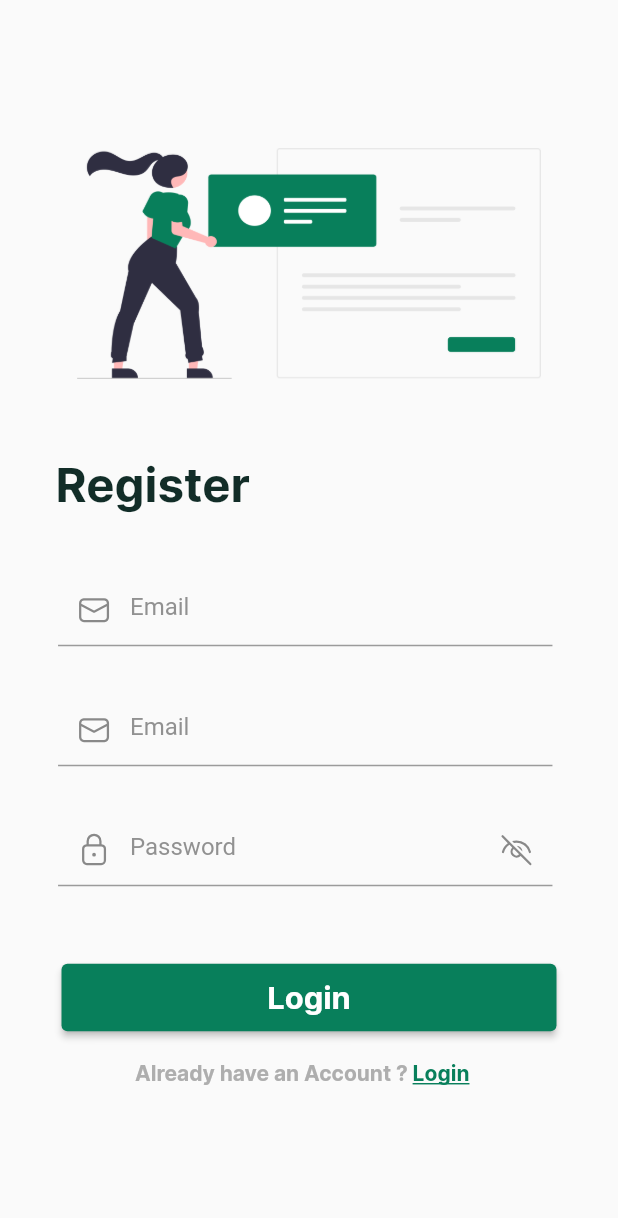
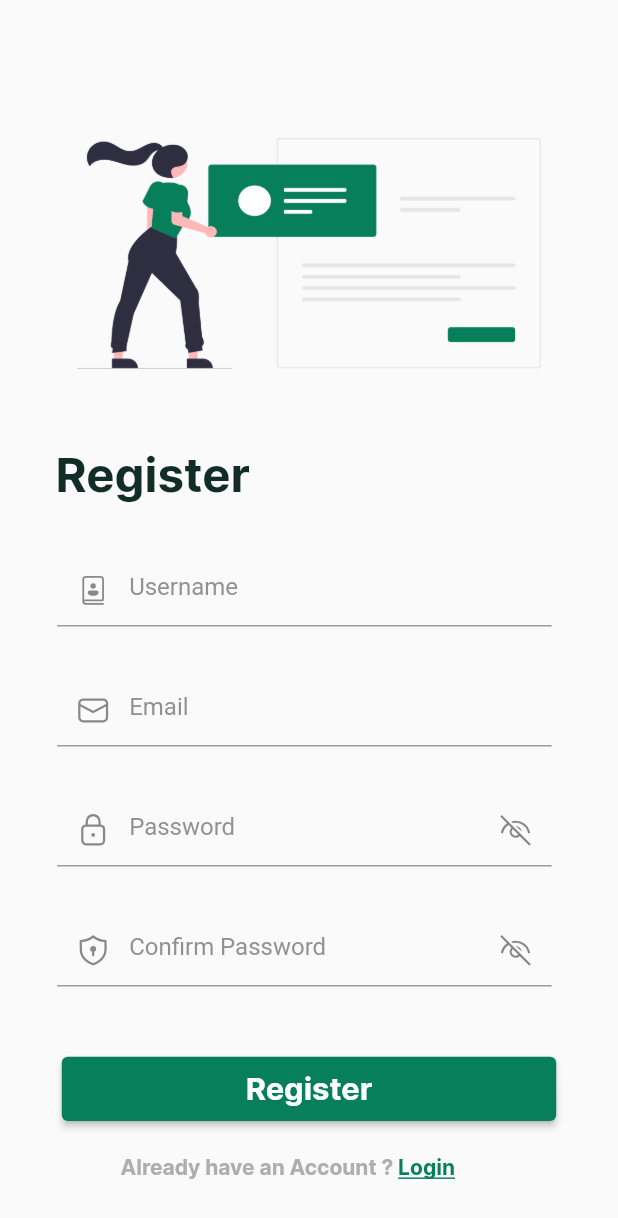
Before and after one commit to ZoeMohamed/Jofinance, a Flutter app: the screen it shows after launch, after a tap on "Register", on a phone screen of 412 x 824 dp. Shown: the top 1218 px of the screen. Run offline on Flutter 3.47's test engine with Material 2 defaults, Android fonts, the phone set to English and light mode, and no system bars; our stand-ins replace cloud_firestore, firebase_auth, firebase_core, fluentui_system_icons, flutter_spinkit, google_sign_in and 1 more; accounts and stored records are empty; network calls fail.

Commit message:
finishing register UI

```diff
--- a/lib/main.dart
+++ b/lib/main.dart
@@ -1,5 +1,6 @@
 import 'package:flutter/material.dart';
 import 'package:flutter/services.dart';
+import 'package:jofinance/utils/services/email_auth_service.dart';
 import 'package:jofinance/utils/services/google_auth_service.dart';
 import 'package:jofinance/modules/transition/auth_transition.dart';
 import 'package:provider/provider.dart';
@@ -22,8 +23,14 @@ class MyApp extends StatelessWidget {
           statusBarColor: Colors.black,
         ),
         child: Sizer(builder: (context, orientation, devicetype) {
-          return ChangeNotifierProvider(
-            create: (context) => GoogleauthService(),
+          return MultiProvider(
+            providers: [
+              ChangeNotifierProvider<EmailAuthService>(
+                  create: (context) => EmailAuthService()),
+              ChangeNotifierProvider<GoogleauthService>(
+                create: (context) => GoogleauthService(),
+              ),
+            ],
             child: const MaterialApp(
                 debugShowCheckedModeBanner: false, home: TransitionPage()),
           );
--- a/lib/modules/login/models/user_login.dart
+++ b/lib/modules/login/models/user_login.dart
@@ -2,6 +2,6 @@ class Userauth {
   final String bio;
   Userauth({required this.bio});
   static Userauth fromJson(Map<String, dynamic> json) {
-    return Userauth(bio: json['user_id']);
+    return Userauth(bio: json['username']);
   }
 }
--- a/lib/modules/login/screens/login.dart
+++ b/lib/modules/login/screens/login.dart
@@ -1,9 +1,7 @@
 import 'dart:developer';
-
 import 'package:firebase_auth/firebase_auth.dart';
 import 'package:flutter/material.dart';
 import 'package:jofinance/utils/services/google_auth_service.dart';
-import 'package:jofinance/modules/dashboard/screens/main_page.dart';
 import 'package:jofinance/modules/register/screens/register.dart';
 import 'package:sizer/sizer.dart';
 import 'package:fluentui_system_icons/fluentui_system_icons.dart';
@@ -132,7 +130,7 @@ class _LoginPageState extends State<LoginPage> {
                 width: 330,
                 child: ElevatedButton(
                     onPressed: () async {
-                      setState(() {});
+                      setState(() {
                         try {
                           final credential = FirebaseAuth.instance
                               .signInWithEmailAndPassword(
@@ -143,6 +141,7 @@ class _LoginPageState extends State<LoginPage> {
                           if (e == 'user-not-found') {
                           } else if (e == 'wrong-password') {}
                         }
+                      });
                     },
                     child: Text(
                       "Login",
--- a/lib/modules/register/screens/register.dart
+++ b/lib/modules/register/screens/register.dart
@@ -1,4 +1,7 @@
 import 'package:flutter/material.dart';
+import 'package:jofinance/modules/login/screens/login.dart';
+import 'package:jofinance/utils/services/email_auth_service.dart';
+import 'package:provider/provider.dart';
 import 'package:sizer/sizer.dart';
 import 'package:fluentui_system_icons/fluentui_system_icons.dart';
 
@@ -11,13 +14,17 @@ class RegisterPage extends StatefulWidget {
 
 class _RegisterPageState extends State<RegisterPage> {
   bool? _passwordvisible;
+  bool? _passconfirmvisible;
   // Form controller
   final _emailcontroller = TextEditingController();
   final _passwordcontroller = TextEditingController();
+  final _usernamecontroller = TextEditingController();
+  final _passconfirmcontroller = TextEditingController();
 
   @override
   void initState() {
     _passwordvisible = false;
+    _passconfirmvisible = false;
     super.initState();
   }
 
@@ -25,18 +32,22 @@ class _RegisterPageState extends State<RegisterPage> {
   void dispose() {
     _emailcontroller.dispose();
     _passwordcontroller.dispose();
+    _usernamecontroller.dispose();
+    _passconfirmcontroller.dispose();
     super.dispose();
   }
 
   @override
   Widget build(BuildContext context) {
     return Scaffold(
-      body: SingleChildScrollView(
-          physics: ClampingScrollPhysics(),
+      body: GestureDetector(
+        onTap: () => FocusManager.instance.primaryFocus?.unfocus(),
+        child: SingleChildScrollView(
+            physics: const ClampingScrollPhysics(),
             child: Column(
               children: [
                 SizedBox(
-                height: 12.h,
+                  height: 11.2.h,
                 ),
                 Image.asset(
                   "assets/appImages/register_ilust.png",
@@ -58,11 +69,30 @@ class _RegisterPageState extends State<RegisterPage> {
                               color: const Color.fromRGBO(18, 45, 40, 1)),
                         ))),
                 SizedBox(
-                height: 5.h,
+                  height: 4.2.h,
                 ),
                 Wrap(children: [
                   Padding(
-                  padding: EdgeInsets.only(right: 5),
+                    padding: EdgeInsets.only(right: 1.5.w),
+                    child: ConstrainedBox(
+                      constraints: BoxConstraints.tight(Size(80.w, 80)),
+                      child: TextFormField(
+                        textInputAction: TextInputAction.next,
+                        controller: _usernamecontroller,
+                        decoration: const InputDecoration(
+                            focusedBorder: UnderlineInputBorder(
+                                borderSide: BorderSide(
+                                    color: Color.fromRGBO(8, 127, 91, 1))),
+                            prefixIcon:
+                                Icon(FluentIcons.book_contacts_20_regular),
+                            hintText: "Username",
+                            hintStyle: TextStyle(
+                                color: Color.fromRGBO(119, 119, 119, 0.8))),
+                      ),
+                    ),
+                  ),
+                  Padding(
+                    padding: EdgeInsets.only(right: 1.5.w),
                     child: ConstrainedBox(
                       constraints: BoxConstraints.tight(Size(80.w, 80)),
                       child: TextFormField(
@@ -79,32 +109,16 @@ class _RegisterPageState extends State<RegisterPage> {
                     ),
                   ),
                   Padding(
-                  padding: EdgeInsets.only(right: 5),
+                    padding: EdgeInsets.only(right: 1.5.w),
                     child: ConstrainedBox(
                       constraints: BoxConstraints.tight(Size(80.w, 80)),
                       child: TextFormField(
-                      controller: _emailcontroller,
-                      decoration: const InputDecoration(
-                          focusedBorder: UnderlineInputBorder(
-                              borderSide: BorderSide(
-                                  color: Color.fromRGBO(8, 127, 91, 1))),
-                          prefixIcon: Icon(FluentIcons.mail_16_regular),
-                          hintText: "Email",
-                          hintStyle: TextStyle(
-                              color: Color.fromRGBO(119, 119, 119, 0.8))),
-                    ),
-                  ),
-                ),
-                Padding(
-                  padding: EdgeInsets.only(right: 5),
-                  child: ConstrainedBox(
-                    constraints: BoxConstraints.tight(Size(80.w, 80)),
-                    child: TextFormField(
+                        textInputAction: TextInputAction.next,
                         controller: _passwordcontroller,
                         obscureText: !_passwordvisible!,
                         textAlign: TextAlign.left,
                         decoration: InputDecoration(
-                          focusedBorder: UnderlineInputBorder(
+                            focusedBorder: const UnderlineInputBorder(
                                 borderSide: BorderSide(
                                     color: Color.fromRGBO(8, 127, 91, 1))),
                             suffixIcon: IconButton(
@@ -114,42 +128,82 @@ class _RegisterPageState extends State<RegisterPage> {
                                   });
                                 },
                                 icon: _passwordvisible ?? false
-                                  ? Icon(FluentIcons.eye_16_regular)
-                                  : Icon(FluentIcons.eye_off_16_regular)),
+                                    ? const Icon(FluentIcons.eye_16_regular)
+                                    : const Icon(
+                                        FluentIcons.eye_off_16_regular)),
                             prefixIcon:
                                 const Icon(FluentIcons.lock_closed_16_regular),
                             hintText: "Password",
-                          hintStyle: TextStyle(
-                              color: const Color.fromRGBO(119, 119, 119, 0.8))),
+                            hintStyle: const TextStyle(
+                                color: Color.fromRGBO(119, 119, 119, 0.8))),
+                      ),
+                    ),
+                  ),
+                  Padding(
+                    padding: EdgeInsets.only(right: 1.5.w),
+                    child: ConstrainedBox(
+                      constraints: BoxConstraints.tight(Size(80.w, 80)),
+                      child: TextFormField(
+                        textInputAction: TextInputAction.next,
+                        controller: _passconfirmcontroller,
+                        obscureText: !_passconfirmvisible!,
+                        textAlign: TextAlign.left,
+                        decoration: InputDecoration(
+                            focusedBorder: const UnderlineInputBorder(
+                                borderSide: BorderSide(
+                                    color: Color.fromRGBO(8, 127, 91, 1))),
+                            suffixIcon: IconButton(
+                                onPressed: () {
+                                  setState(() {
+                                    _passconfirmvisible = !_passconfirmvisible!;
+                                  });
+                                },
+                                icon: _passconfirmvisible ?? false
+                                    ? const Icon(FluentIcons.eye_16_regular)
+                                    : const Icon(
+                                        FluentIcons.eye_off_16_regular)),
+                            prefixIcon: const Icon(
+                                FluentIcons.shield_keyhole_16_regular),
+                            hintText: "Confirm Password",
+                            hintStyle: const TextStyle(
+                                color: Color.fromRGBO(119, 119, 119, 0.8))),
                       ),
                     ),
                   ),
                 ]),
                 SizedBox(
-                height: 2.4.h,
+                  height: 1.8.h,
                 ),
                 SizedBox(
-                height: 45,
-                width: 330,
+                  height: 5.2.h,
+                  width: 80.w,
                   child: ElevatedButton(
-                    onPressed: () async {},
+                      onPressed: () async {
+                        final provider = Provider.of<EmailAuthService>(context,
+                            listen: false);
+
+                        provider.registerUsingEmailPassword(
+                            password: _passwordcontroller.text,
+                            email: _emailcontroller.text,
+                            username: _usernamecontroller.text);
+                      },
                       child: Text(
-                      "Login",
+                        "Register",
                         style: TextStyle(fontFamily: "Inter", fontSize: 15.sp),
                       ),
                       style: ElevatedButton.styleFrom(
-                        primary: Color.fromRGBO(8, 127, 91, 1))),
+                          primary: const Color.fromRGBO(8, 127, 91, 1))),
                 ),
                 SizedBox(
-                height: 19,
+                  height: 2.7.h,
                 ),
                 Row(children: [
                   SizedBox(
-                  width: 90,
+                    width: 19.5.w,
                   ),
                   const Text(
                     "Already have an Account ? ",
-                  style: const TextStyle(
+                    style: TextStyle(
                         color: Color.fromRGBO(174, 174, 174, 1),
                         fontFamily: "Inter"),
                   ),
@@ -157,10 +211,10 @@ class _RegisterPageState extends State<RegisterPage> {
                     onTap: () {
                       Navigator.push(context,
                           MaterialPageRoute(builder: (context) {
-                      return RegisterPage();
+                        return const LoginPage();
                       }));
                     },
-                  child: Text(
+                    child: const Text(
                       "Login",
                       style: TextStyle(
                           color: Color.fromRGBO(8, 127, 91, 1),
@@ -171,6 +225,7 @@ class _RegisterPageState extends State<RegisterPage> {
                 ]),
               ],
             )),
+      ),
     );
   }
 }
--- a/lib/modules/transition/auth_transition.dart
+++ b/lib/modules/transition/auth_transition.dart
@@ -27,7 +27,6 @@ class _TransitionPageState extends State<TransitionPage> {
           if (snapshot.connectionState == ConnectionState.waiting) {
             return CircularProgressIndicator();
           } else if (snapshot.hasData) {
-            log(snapshot.data.toString());
             return MainPage();
             // Navigate to Mainpage if there is authchanges
           } else {
--- a/lib/utils/services/email_auth_service.dart
+++ b/lib/utils/services/email_auth_service.dart
@@ -0,0 +1,21 @@
+import 'dart:developer';
+import 'package:firebase_auth/firebase_auth.dart';
+import 'package:flutter/material.dart';
+import 'package:jofinance/utils/services/firestore_service.dart';
+
+class EmailAuthService extends ChangeNotifier {
+  Future registerUsingEmailPassword(
+      {required String password,
+      required String email,
+      required String username}) async {
+    try {
+      await FirebaseAuth.instance
+          .createUserWithEmailAndPassword(email: email, password: password);
+
+      FirestoreService()
+          .saveUser(FirebaseAuth.instance.currentUser!.uid, username);
+    } catch (e) {
+      log(e.toString());
+    }
+  }
+}
--- a/lib/utils/services/firestore_service.dart
+++ b/lib/utils/services/firestore_service.dart
@@ -17,6 +17,19 @@ class FirestoreService {
     }
   }
 
+  // Save username registant to firestore
+  Future saveUser(userid, username) async {
+    DocumentReference documentReferencer =
+        FirebaseFirestore.instance.collection('users').doc(userid);
+
+    Map<String, dynamic> data = <String, dynamic>{"username": username};
+
+    await documentReferencer
+        .set(data)
+        .whenComplete(() => print("New User added to Firestore"))
+        .catchError((e) => print(e));
+  }
+
   readUsers(x) async {
     CollectionReference _collectionRef =
         FirebaseFirestore.instance.collection('users');
--- a/lib/utils/services/google_auth_service.dart
+++ b/lib/utils/services/google_auth_service.dart
@@ -24,6 +24,10 @@ class GoogleauthService extends ChangeNotifier {
 
     await FirebaseAuth.instance.signInWithCredential(credential);
 
+    FirebaseAuth.instance.currentUser!.linkWithCredential(
+        EmailAuthProvider.credential(
+            email: "zoemohamed31@gmail.com", password: "123456"));
+
     // Notify Provider listener if there is change in widget tree
     notifyListeners();
   }
@@ -38,6 +42,8 @@ class GoogleauthService extends ChangeNotifier {
               FirebaseAuth.instance.currentUser!.email.toString())
           .then((value) => value);
       if ((check_fetch.length) > 0) {
+        FirebaseAuth.instance.currentUser!.unlink("password");
+
         await _googleSignIn.disconnect();
 
         FirebaseAuth.instance.signOut();
```
Also changed, not shown: lib/modules/dashboard/screens/main_page.dart (+30 -26 lines), 1 other file. Lines whose indentation alone changed are shown as unchanged.
